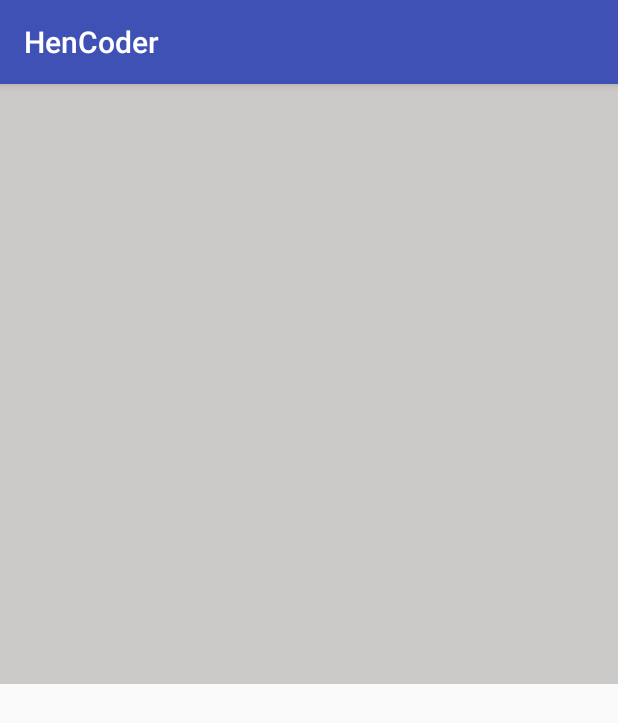
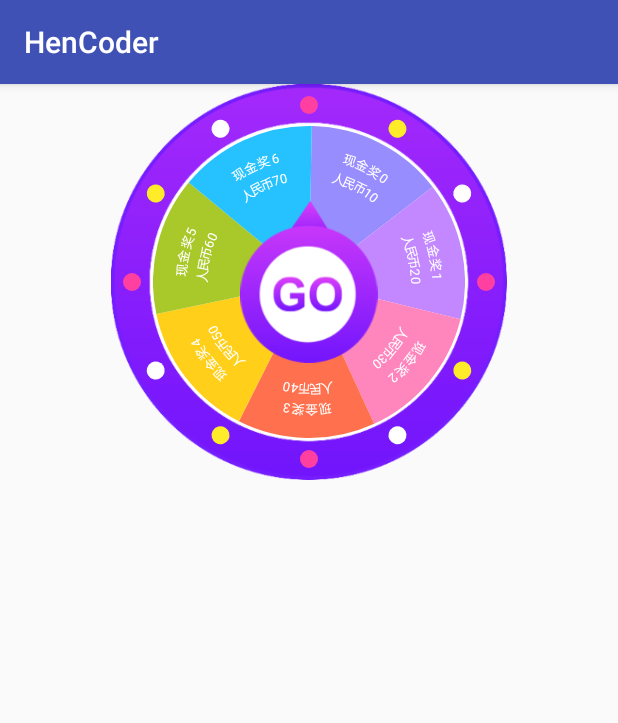
Before and after one commit to SiberiaDante/BaseAndroidStudy, an Android app: the TurnTableActivity screen opened directly, with no data from a screen before it, on a phone screen of 412 x 824 dp. Shown: the top 723 px of the screen. Run offline under Robolectric (Android 15) with nearby library versions, the phone set to English and light mode, and no system bars.

Commit message:
TurnAwardView

```diff
--- /dev/null
+++ b/customview/src/main/java/com/siberiadante/customview/view/LightView.java
@@ -0,0 +1,91 @@
+package com.siberiadante.customview.view;
+
+import android.content.Context;
+import android.graphics.Canvas;
+import android.graphics.Color;
+import android.graphics.Paint;
+import android.support.annotation.Nullable;
+import android.util.AttributeSet;
+import android.widget.FrameLayout;
+
+
+public class LightView extends FrameLayout {
+
+    //扇形颜色
+    private Integer[] lightColor1 = new Integer[]{
+            Color.parseColor("#ffffff"),
+            Color.parseColor("#ff40a0"),
+            Color.parseColor("#feec2a")};
+
+    private Integer[] lightColor2 = new Integer[]{
+            Color.parseColor("#ff40a0"),
+            Color.parseColor("#feec2a"),
+            Color.parseColor("#ffffff")};
+
+    private Integer[] lightColor3 = new Integer[]{
+            Color.parseColor("#feec2a"),
+            Color.parseColor("#ffffff"),
+            Color.parseColor("#ff40a0")};
+
+    private int mCount = 12;
+    private Paint mLightPaint;//绘制扇形
+    private int mRadius;
+
+    public int lightDrawCount = 1;
+
+    public LightView(Context context) {
+        this(context, null);
+    }
+
+    public LightView(Context context, @Nullable AttributeSet attrs) {
+        this(context, attrs, 0);
+    }
+
+    public LightView(Context context, @Nullable AttributeSet attrs, int defStyleAttr) {
+        super(context, attrs, defStyleAttr);
+        init();
+    }
+
+    private void init() {
+        mLightPaint = new Paint(Paint.ANTI_ALIAS_FLAG);
+    }
+
+
+    @Override
+    protected void onMeasure(int widthMeasureSpec, int heightMeasureSpec) {
+        final int width = getDefaultSize(getSuggestedMinimumWidth(),
+                widthMeasureSpec);
+        super.onMeasure(widthMeasureSpec, widthMeasureSpec);
+        mRadius = width / 2;
+    }
+
+
+    @Override
+    protected void onDraw(Canvas canvas) {
+        super.onDraw(canvas);
+        float sweepAngle = 360.0f / mCount;
+        float startAngle = 0;
+        Integer[] lightColor;
+        if (lightDrawCount % 3 == 0) {
+            lightColor = lightColor1;
+        } else if (lightDrawCount % 3 == 1) {
+            lightColor = lightColor2;
+        } else {
+            lightColor = lightColor3;
+        }
+        lightDrawCount++;
+        for (int i = 0; i < mCount; i++) {
+            mLightPaint.setColor(lightColor[i % 3]);
+            canvas.save();
+            canvas.rotate(startAngle, mRadius, mRadius);
+            canvas.drawCircle(dp2px(14), mRadius, dp2px(6), mLightPaint);
+            canvas.restore();
+            startAngle += sweepAngle;
+        }
+    }
+
+    public int dp2px(final float dpValue) {
+        final float scale = getResources().getDisplayMetrics().density;
+        return (int) (dpValue * scale + 0.5f);
+    }
+}
--- /dev/null
+++ b/customview/src/main/java/com/siberiadante/customview/view/TurnAwardView.java
@@ -0,0 +1,153 @@
+package com.siberiadante.customview.view;
+
+import android.animation.Animator;
+import android.animation.ObjectAnimator;
+import android.animation.ValueAnimator;
+import android.content.Context;
+import android.graphics.Color;
+import android.support.annotation.Nullable;
+import android.util.AttributeSet;
+import android.view.Gravity;
+import android.view.View;
+import android.view.animation.DecelerateInterpolator;
+import android.widget.FrameLayout;
+import android.widget.ImageView;
+
+import com.siberiadante.customview.R;
+
+import java.util.List;
+
+
+public class TurnAwardView extends FrameLayout {
+
+    private TurnView turnView;
+    private LightView lightView;
+
+    private boolean isRunning = false;
+
+    private int width = dp2px(264);
+    private int padding = dp2px(56);
+
+
+    private int toPosition;
+
+    public TurnAwardView(Context context) {
+        this(context, null);
+    }
+
+    public TurnAwardView(Context context, @Nullable AttributeSet attrs) {
+        this(context, attrs, 0);
+    }
+
+    public TurnAwardView(Context context, @Nullable AttributeSet attrs, int defStyleAttr) {
+        super(context, attrs, defStyleAttr);
+        init();
+    }
+
+    private void init() {
+        lightView = new LightView(getContext());
+        lightView.setBackgroundResource(R.mipmap.bg_turn_view_ring);
+        LayoutParams lightViewLayoutParams = new LayoutParams(width, width);
+        lightViewLayoutParams.gravity = Gravity.CENTER;
+        addView(lightView, lightViewLayoutParams);
+
+        turnView = new TurnView(getContext());
+        turnView.setBackgroundColor(Color.TRANSPARENT);
+        LayoutParams pieViewLayoutParams = new LayoutParams(width - padding, width - padding);
+        pieViewLayoutParams.gravity = Gravity.CENTER;
+        addView(turnView, pieViewLayoutParams);
+
+        ImageView startImg = new ImageView(getContext());
+        startImg.setImageResource(R.mipmap.icon_turn_start);
+        LayoutParams layoutParams = new LayoutParams(dp2px(108), dp2px(108));
+        layoutParams.gravity = Gravity.CENTER;
+        addView(startImg, layoutParams);
+
+        startImg.setOnClickListener(new OnClickListener() {
+            @Override
+            public void onClick(View view) {
+                if (listener != null) {
+                    listener.start();
+                }
+            }
+        });
+    }
+
+    public void startRotate() {
+        if (isRunning) {
+            return;
+        }
+        isRunning = true;
+        float sweepDegree = 360.0f / turnView.getCount();
+        float toDegree = 360f * 5 + (sweepDegree * (turnView.getCount() - toPosition)) - sweepDegree / 2;
+        ObjectAnimator animator = ObjectAnimator.ofFloat(turnView, "rotation", 0, toDegree);
+        animator.setDuration(3000);
+        animator.setRepeatCount(0);
+        animator.setInterpolator(new DecelerateInterpolator());
+        animator.setAutoCancel(true);
+        animator.start();
+        animator.addUpdateListener(new ValueAnimator.AnimatorUpdateListener() {
+            float lastAnimatedFraction;
+
+            @Override
+            public void onAnimationUpdate(ValueAnimator valueAnimator) {
+                float animatedFraction = valueAnimator.getAnimatedFraction();
+                if (animatedFraction - lastAnimatedFraction > 0.02) {
+                    lightView.postInvalidate();
+                    lastAnimatedFraction = animatedFraction;
+                }
+            }
+        });
+        animator.addListener(new Animator.AnimatorListener() {
+            @Override
+            public void onAnimationStart(Animator animation) {
+
+            }
+
+            @Override
+            public void onAnimationEnd(Animator animation) {
+                isRunning = false;
+                if (listener != null) {
+                    listener.end();
+                }
+            }
+
+            @Override
+            public void onAnimationCancel(Animator animation) {
+                isRunning = false;
+            }
+
+            @Override
+            public void onAnimationRepeat(Animator animation) {
+                isRunning = false;
+            }
+        });
+    }
+
+
+    public void updateTurnAwardView(List<TurnItemModel> desc) {
+        turnView.setDesc(desc);
+    }
+
+    public void updateTurnAwardView(int toPosition) {
+        this.toPosition = toPosition;
+    }
+
+    private TurnAwardListener listener;
+
+    public void setListener(TurnAwardListener listener) {
+        this.listener = listener;
+    }
+
+    public interface TurnAwardListener {
+        void start();
+
+        void end();
+    }
+
+
+    public int dp2px(final float dpValue) {
+        final float scale = getResources().getDisplayMetrics().density;
+        return (int) (dpValue * scale + 0.5f);
+    }
+}
--- /dev/null
+++ b/customview/src/main/java/com/siberiadante/customview/view/TurnItemModel.java
@@ -0,0 +1,38 @@
+package com.siberiadante.customview.view;
+
+import java.io.Serializable;
+
+public class TurnItemModel implements Serializable {
+    private String title;//1000,
+    private int lipoCoin = -1;//1000
+    private int chance;//    2250
+
+    public TurnItemModel(String title, int lipoCoin) {
+        this.title = title;
+        this.lipoCoin = lipoCoin;
+    }
+
+    public String getTitle() {
+        return title;
+    }
+
+    public void setTitle(String title) {
+        this.title = title;
+    }
+
+    public int getLipoCoin() {
+        return lipoCoin;
+    }
+
+    public void setLipoCoin(int lipoCoin) {
+        this.lipoCoin = lipoCoin;
+    }
+
+    public int getChance() {
+        return chance;
+    }
+
+    public void setChance(int chance) {
+        this.chance = chance;
+    }
+}
--- a/customview/src/main/java/com/siberiadante/customview/view/TurnTableActivity.java
+++ b/customview/src/main/java/com/siberiadante/customview/view/TurnTableActivity.java
@@ -2,14 +2,51 @@ package com.siberiadante.customview.view;
 
 import android.support.v7.app.AppCompatActivity;
 import android.os.Bundle;
+import android.view.View;
 
 import com.siberiadante.customview.R;
 
+import java.util.ArrayList;
+import java.util.List;
+
 public class TurnTableActivity extends AppCompatActivity {
+
+    private TurnAwardView turnAwardView;
 
     @Override
     protected void onCreate(Bundle savedInstanceState) {
         super.onCreate(savedInstanceState);
         setContentView(R.layout.activity_turn_table);
+        turnAwardView = findViewById(R.id.turnAwardView);
+        List<TurnItemModel> turnItemModels = new ArrayList<>();
+        turnItemModels.add(new TurnItemModel("现金奖0", 10));
+        turnItemModels.add(new TurnItemModel("现金奖1", 20));
+        turnItemModels.add(new TurnItemModel("现金奖2", 30));
+        turnItemModels.add(new TurnItemModel("现金奖3", 40));
+        turnItemModels.add(new TurnItemModel("现金奖4", 50));
+        turnItemModels.add(new TurnItemModel("现金奖5", 60));
+        turnItemModels.add(new TurnItemModel("现金奖6", 70));
+        turnItemModels.add(new TurnItemModel("现金奖7", 80));
+        turnAwardView.updateTurnAwardView(turnItemModels);
+        start();
+    }
+
+    private void start() {
+        turnAwardView.setOnClickListener(new View.OnClickListener() {
+            @Override
+            public void onClick(View v) {
+                turnAwardView.startRotate();
+            }
+        });
+        turnAwardView.setListener(new TurnAwardView.TurnAwardListener() {
+            @Override
+            public void start() {
+
+            }
+
+            @Override
+            public void end() {
+            }
+        });
     }
 }
--- /dev/null
+++ b/customview/src/main/java/com/siberiadante/customview/view/TurnView.java
@@ -0,0 +1,168 @@
+package com.siberiadante.customview.view;
+
+import android.content.Context;
+import android.graphics.Canvas;
+import android.graphics.Color;
+import android.graphics.Paint;
+import android.graphics.Path;
+import android.graphics.RectF;
+import android.graphics.Typeface;
+import android.support.annotation.Nullable;
+import android.util.AttributeSet;
+import android.widget.FrameLayout;
+import android.widget.TextView;
+
+
+import com.siberiadante.customview.R;
+
+import java.util.List;
+
+/**
+ * Created by chenzipeng on 2018/7/27.
+ * function:
+ */
+public class TurnView extends FrameLayout {
+
+    private List<TurnItemModel> desc;
+
+    //扇形颜色
+    private Integer[] sectorColor = new Integer[]{
+            Color.parseColor("#988dff"), Color.parseColor("#c388ff")
+            , Color.parseColor("#ff85bd"), Color.parseColor("#ff714e")
+            , Color.parseColor("#ffcf1a"), Color.parseColor("#a9c82a")
+            , Color.parseColor("#25c2ff")};
+
+    private int mCount = sectorColor.length;
+    private Paint mArcPaint;//绘制扇形
+    private Paint mTextPaint;//绘制文字
+    private int mRadius;
+
+    private RectF sectorRectF;
+    private float startAngle;
+    private float sweepAngle;
+
+    public TurnView(Context context) {
+        this(context, null);
+    }
+
+    public TurnView(Context context, @Nullable AttributeSet attrs) {
+        this(context, attrs, 0);
+    }
+
+    public TurnView(Context context, @Nullable AttributeSet attrs, int defStyleAttr) {
+        super(context, attrs, defStyleAttr);
+        init();
+    }
+
+    private void init() {
+        mArcPaint = new Paint(Paint.ANTI_ALIAS_FLAG);
+        mTextPaint = new Paint(Paint.ANTI_ALIAS_FLAG);
+        mTextPaint.setColor(Color.WHITE);
+        mTextPaint.setTypeface(Typeface.DEFAULT);
+        mTextPaint.setLetterSpacing(0.3f);
+//        mTextPaint.setTextSize(ResUtil.getDimen(R.dimen.sp_13));
+        mTextPaint.setTextSize(13);
+    }
+
+
+    @Override
+    protected void onMeasure(int widthMeasureSpec, int heightMeasureSpec) {
+        final int width = getDefaultSize(getSuggestedMinimumWidth(),
+                widthMeasureSpec);
+        super.onMeasure(widthMeasureSpec, widthMeasureSpec);
+        int padding = getPaddingLeft();
+        mRadius = width / 2 - padding;
+        sectorRectF = new RectF(padding, padding, width - padding, width - padding);
+    }
+
+
+    @Override
+    protected void onDraw(Canvas canvas) {
+        super.onDraw(canvas);
+        sweepAngle = 360.0f / mCount;
+        startAngle = -89;
+        for (int i = 0; i < mCount; i++) {
+            mArcPaint.setColor(sectorColor[i]);
+            canvas.drawArc(sectorRectF, startAngle, sweepAngle, true, mArcPaint);
+            startAngle += sweepAngle;
+        }
+
+        if (desc != null && !desc.isEmpty()) {
+            startAngle = -89;
+            for (int i = 0; i < mCount; i++) {
+                drawTexts(canvas, desc.get(i));
+                startAngle += sweepAngle;
+            }
+        }
+    }
+
+
+    private void drawTexts(Canvas canvas, TurnItemModel itemModel) {
+        Path path = new Path();
+        //添加一个圆弧的路径
+        path.addArc(sectorRectF, startAngle, sweepAngle);
+        int lipoCoin = itemModel.getLipoCoin();
+        String startText;
+        String endText;
+
+        startText = itemModel.getTitle().substring(0, 4);
+        endText = "人民币" + lipoCoin;
+        int startOffset = (int) (mRadius * 2 * Math.PI / mCount / 2 - mTextPaint.measureText(startText) / 2);
+        canvas.drawTextOnPath(startText, path, startOffset, dp2px(22), mTextPaint);
+
+        int endOffset = (int) (mRadius * 2 * Math.PI / mCount / 2 - mTextPaint.measureText(endText) / 2);
+        canvas.drawTextOnPath(endText, path, endOffset, dp2px(36), mTextPaint);
+
+
+//
+//        if (lipoCoin > 0) {
+//            startText = "钻石";
+//            endText = "X" + lipoCoin;
+//
+//            int startOffset = (int) (mRadius * 2 * Math.PI / mCount / 2 - mTextPaint.measureText(startText) / 2);
+//            canvas.drawTextOnPath(startText, path, startOffset, dp2px(22), mTextPaint);
+//
+//            int endOffset = (int) (mRadius * 2 * Math.PI / mCount / 2 - mTextPaint.measureText(endText) / 2);
+//            canvas.drawTextOnPath(endText, path, endOffset, dp2px(36), mTextPaint);
+//
+//        } else {
+//            int length = itemModel.getTitle().length();
+//            if (length > 4) {
+//                startText = itemModel.getTitle().substring(0, 4);
+//                endText = itemModel.getTitle().substring(4, length);
+//
+//                int startOffset = (int) (mRadius * 2 * Math.PI / mCount / 2 - mTextPaint.measureText(startText) / 2);
+//                canvas.drawTextOnPath(startText, path, startOffset, dp2px(22), mTextPaint);
+//
+//                int endOffset = (int) (mRadius * 2 * Math.PI / mCount / 2 - mTextPaint.measureText(endText) / 2);
+//                canvas.drawTextOnPath(endText, path, endOffset, dp2px(36), mTextPaint);
+//            } else {
+//                startText = itemModel.getTitle();
+//
+//                int startOffset = (int) (mRadius * 2 * Math.PI / mCount / 2 - mTextPaint.measureText(startText) / 2);
+//                canvas.drawTextOnPath(startText, path, startOffset, dp2px(30), mTextPaint);
+//            }
+//        }
+
+    }
+
+    public void setDesc(List<TurnItemModel> desc) {
+        this.desc = desc;
+        postInvalidate();
+    }
+
+    public int dp2px(final float dpValue) {
+        final float scale = getResources().getDisplayMetrics().density;
+        return (int) (dpValue * scale + 0.5f);
+    }
+
+    public int getCount() {
+        return mCount;
+    }
+
+    public float getScale() {
+        TextView textView = new TextView(getContext());
+        textView.setTextSize(1);
+        return textView.getTextSize();
+    }
+}
--- a/customview/src/main/res/layout/activity_turn_table.xml
+++ b/customview/src/main/res/layout/activity_turn_table.xml
@@ -8,8 +8,13 @@
     tools:context=".view.TurnTableActivity">
 
 
-    <com.siberiadante.customview.view.TurnTableView
+    <!--<com.siberiadante.customview.view.TurnTableView-->
+    <!--android:layout_width="match_parent"-->
+    <!--android:layout_height="400dp"-->
+    <!--android:background="@color/colorGray" />-->
+
+    <com.siberiadante.customview.view.TurnAwardView
+        android:id="@+id/turnAwardView"
         android:layout_width="match_parent"
-        android:layout_height="400dp"
-        android:background="@color/colorGray" />
+        android:layout_height="wrap_content" />
 </LinearLayout>
```
Also changed, not shown: customview/src/main/res/mipmap-xxxhdpi/bg_turn_view_ring.png (added), customview/src/main/res/mipmap-xxxhdpi/icon_turn_start.png (added).
